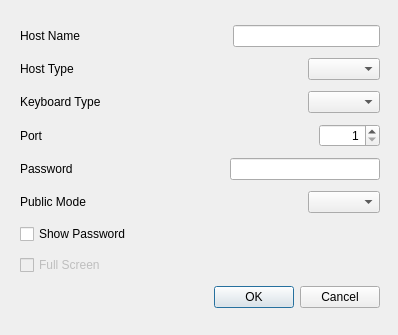
The window that src/GUI/connect_to_server_dialog_touchpanel.ui (funfun-dc5/qtbrynhildr) describes before a commit, drawn with Qt 5.
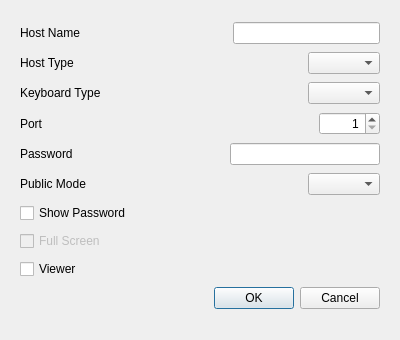
The same window after the commit.

Commit message: added viewer mode (phase.2) : option (-viewer), viewer checkbox

Diff of the .ui file:
```diff
--- a/src/GUI/connect_to_server_dialog_touchpanel.ui
+++ b/src/GUI/connect_to_server_dialog_touchpanel.ui
@@ -6,8 +6,8 @@
    <rect>
     <x>0</x>
     <y>0</y>
-    <width>398</width>
-    <height>335</height>
+    <width>400</width>
+    <height>340</height>
    </rect>
   </property>
   <property name="windowTitle">
@@ -240,6 +240,13 @@
       </property>
      </widget>
     </item>
+    <item>
+     <widget class="QCheckBox" name="checkBox_viewer">
+      <property name="text">
+       <string>Viewer</string>
+      </property>
+     </widget>
+    </item>
     <item>
      <widget class="QDialogButtonBox" name="buttonBox">
       <property name="orientation">
```
The commit also changes 14 other files.
